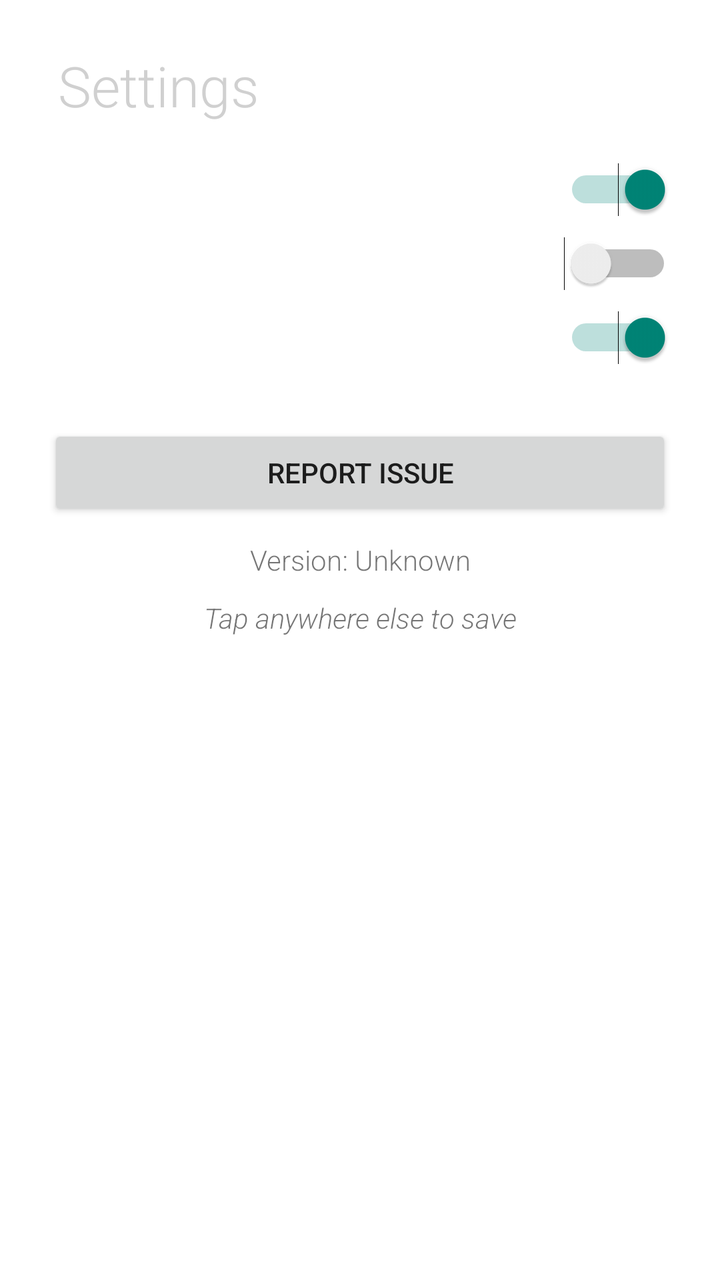
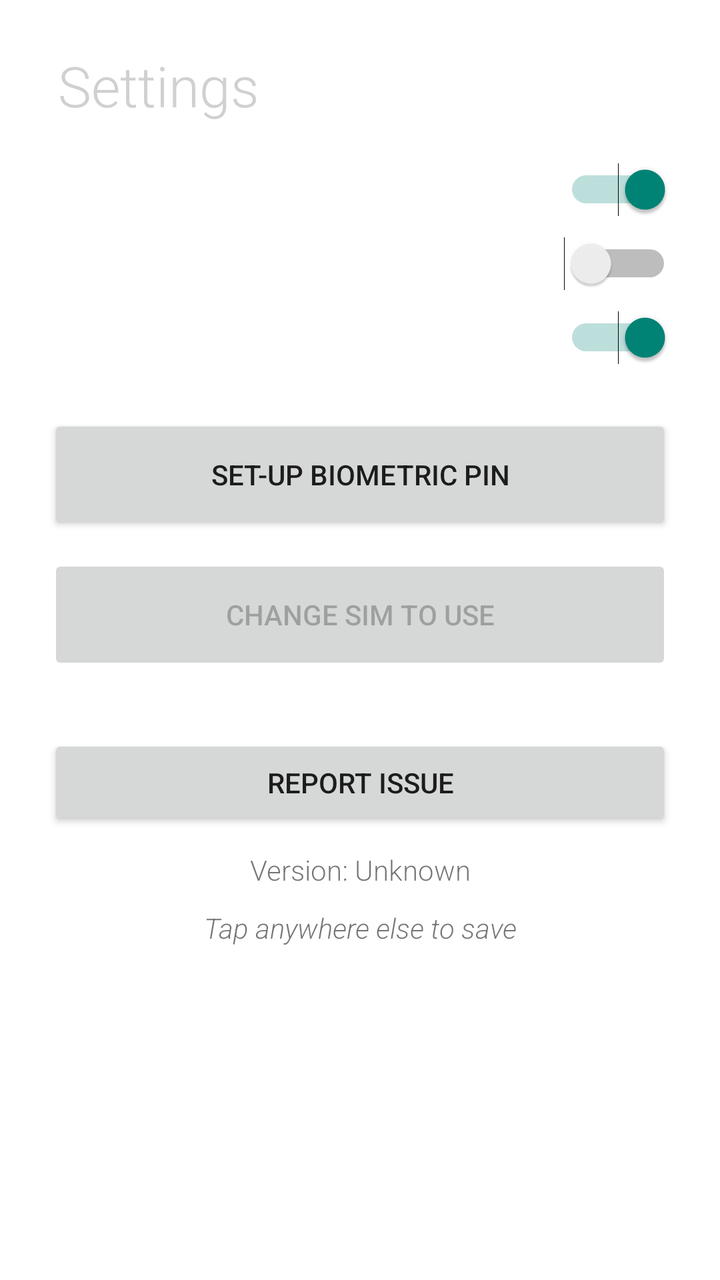

An Android layout rendered at two revisions. The XML below is the earlier revision; the diff shows what the commit changed to produce the second picture.
<!-- AndroidManifest.xml: application theme Theme.Transparent -->
<!-- res/layout/settings.xml -->
<?xml version="1.0" encoding="utf-8"?>
<LinearLayout xmlns:android="http://schemas.android.com/apk/res/android"
    android:layout_width="match_parent"
    android:layout_height="wrap_content"
    android:orientation="vertical"
    android:padding="24dp">

    <TextView
        android:id="@+id/text4"
        android:layout_width="match_parent"
        android:layout_height="wrap_content"
        android:layout_gravity="center_horizontal"
        android:fontFamily="sans-serif-light"
        android:paddingLeft="5dp"
        android:text="Settings"
        android:textAlignment="textStart"
        android:textColor="@color/grey"
        android:textSize="28sp" />

    <Space
        android:layout_width="match_parent"
        android:layout_height="20dp" />

    <Switch
        android:id="@+id/lteOnlyToggle"
        android:layout_width="match_parent"
        android:layout_height="wrap_content"
        android:checked="true"
        android:enabled="true"
        android:paddingLeft="10dp"
        android:text="Use only 4G/5G"
        android:textColor="@color/white" />

    <Space
        android:layout_width="match_parent"
        android:layout_height="10dp" />

    <Switch
        android:id="@+id/networkStatsToggle"
        android:layout_width="match_parent"
        android:layout_height="wrap_content"
        android:paddingLeft="10dp"
        android:text="Show network stats"
        android:textColor="@color/white" />

    <Space
        android:layout_width="match_parent"
        android:layout_height="10dp" />

    <Switch
        android:id="@+id/really_pay_toggle"
        android:layout_width="match_parent"
        android:layout_height="wrap_content"
        android:checked="true"
        android:paddingLeft="10dp"
        android:text="Make a real payment"
        android:textColor="@color/white" />

    <Space
        android:layout_width="match_parent"
        android:layout_height="30dp" />

    <Button
        android:id="@+id/report_bug_button"
        android:layout_width="match_parent"
        android:layout_height="wrap_content"
        android:text="REPORT ISSUE" />

    <Space
        android:layout_width="match_parent"
        android:layout_height="10dp" />

    <TextView
        android:id="@+id/version_text"
        android:layout_width="match_parent"
        android:layout_height="wrap_content"
        android:fontFamily="sans-serif-light"
        android:text="Version: Unknown"
        android:textAlignment="center" />

    <Space
        android:layout_width="match_parent"
        android:layout_height="10dp" />

    <TextView
        android:id="@+id/textView4"
        android:layout_width="match_parent"
        android:layout_height="wrap_content"
        android:fontFamily="sans-serif-light"
        android:text="Tap anywhere else to save"
        android:textAlignment="center"
        android:textStyle="italic" />


</LinearLayout>
<!-- resources referenced by this layout -->
<resources>
  <color name="grey">#D0D0D0</color>
  <color name="white">#FFFFFFFF</color>
  <style name="Theme.Transparent" parent="Theme.AppCompat.DayNight.NoActionBar">
          <item name="android:windowIsTranslucent">true</item>
          <item name="android:windowBackground">@android:color/transparent</item>
          <item name="android:windowContentOverlay">@null</item>
          <item name="android:windowNoTitle">true</item>
          <item name="android:windowIsFloating">false</item>
          <item name="android:backgroundDimEnabled">false</item>
      </style>
</resources>

<!-- the commit's change to res/layout/settings.xml (unified diff, before → after) -->
@@ -58,6 +58,27 @@
 
     <Space
         android:layout_width="match_parent"
+        android:layout_height="25dp" />
+
+    <Button
+        android:id="@+id/setup_biometrics_button"
+        android:layout_width="match_parent"
+        android:layout_height="60dp"
+        android:text="Set-up Biometric PIN" />
+
+    <Space
+        android:layout_width="match_parent"
+        android:layout_height="10dp" />
+
+    <Button
+        android:id="@+id/change_sim_button"
+        android:layout_width="match_parent"
+        android:layout_height="60dp"
+        android:enabled="false"
+        android:text="Change SIM to use" />
+
+    <Space
+        android:layout_width="match_parent"
         android:layout_height="30dp" />
 
     <Button
